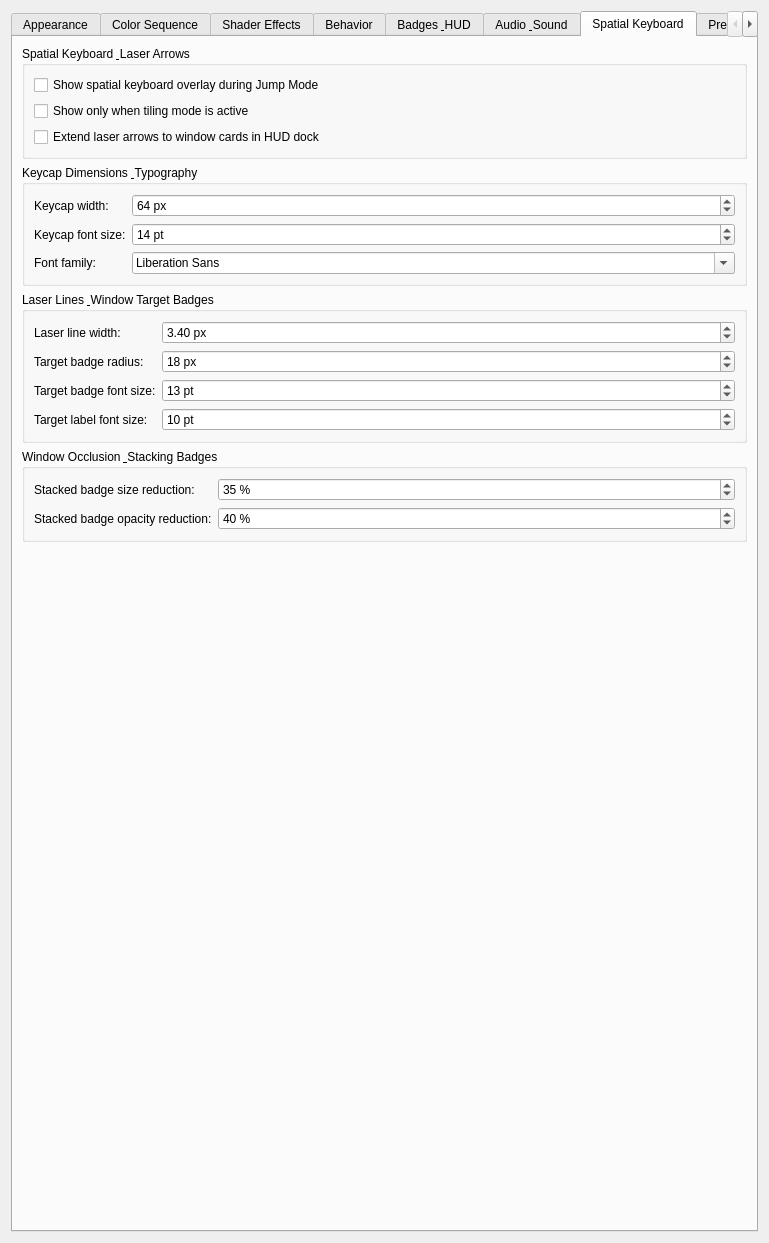
This is leapk_config.ui in gmalinowski/LeapK as Qt 5 draws it before an edit. The edited form follows.
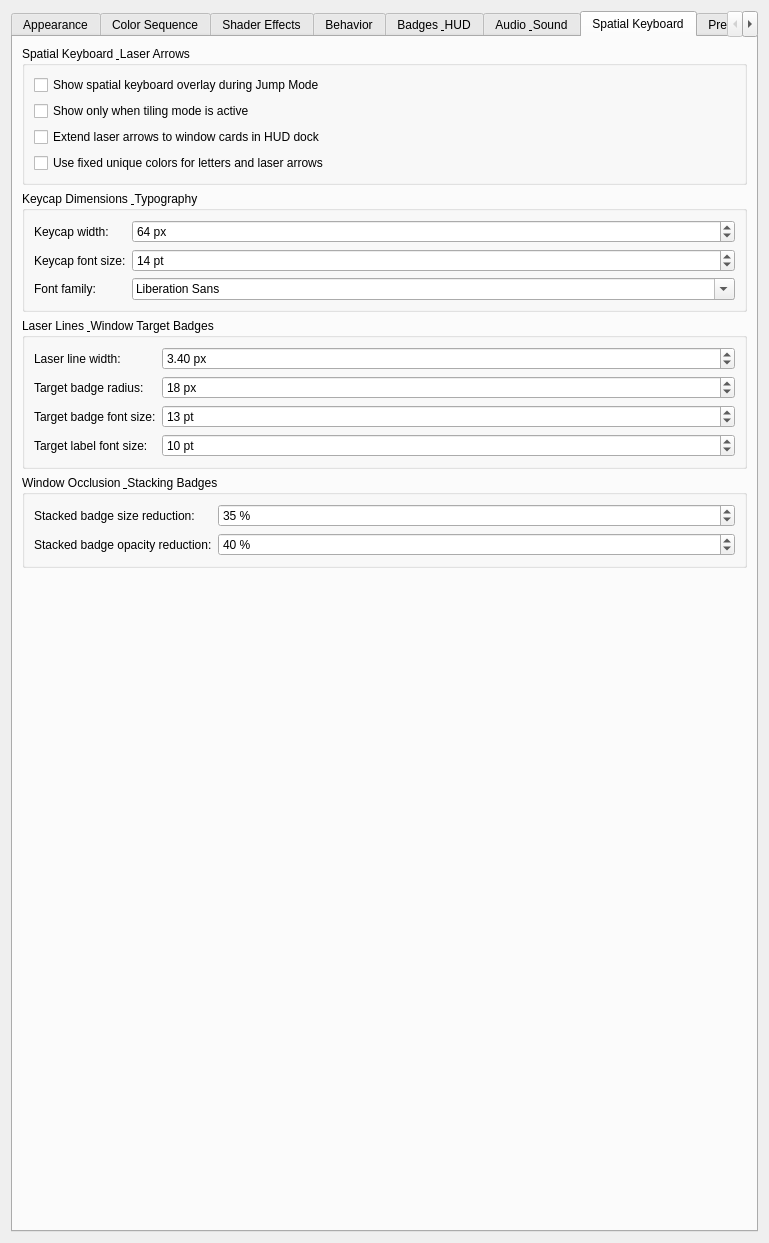
This is the edited form. The open tabs and pages were chosen to show the change. Icons and pictures are not drawn. Custom widgets are drawn as their Qt base class.

Commit message: feat(overlay): add fixed letter colors for spatial keyboard, lasers and HUD badges with mark precedence

The edit to the form file:
```diff
--- a/leapk_config.ui
+++ b/leapk_config.ui
@@ -3665,6 +3665,16 @@
             </property>
            </widget>
           </item>
+          <item>
+           <widget class="QCheckBox" name="kcfg_KeyboardOverlayFixedLetterColors">
+            <property name="text">
+             <string>Use fixed unique colors for letters and laser arrows</string>
+            </property>
+            <property name="toolTip">
+             <string>Each letter key receives a dedicated, fixed vibrant color across the spatial keycap, laser arrow, and HUD badge for rapid muscle memory and recognition (window mark colors take precedence).</string>
+            </property>
+           </widget>
+          </item>
          </layout>
         </widget>
        </item>
```
The commit also changes 14 other files.
